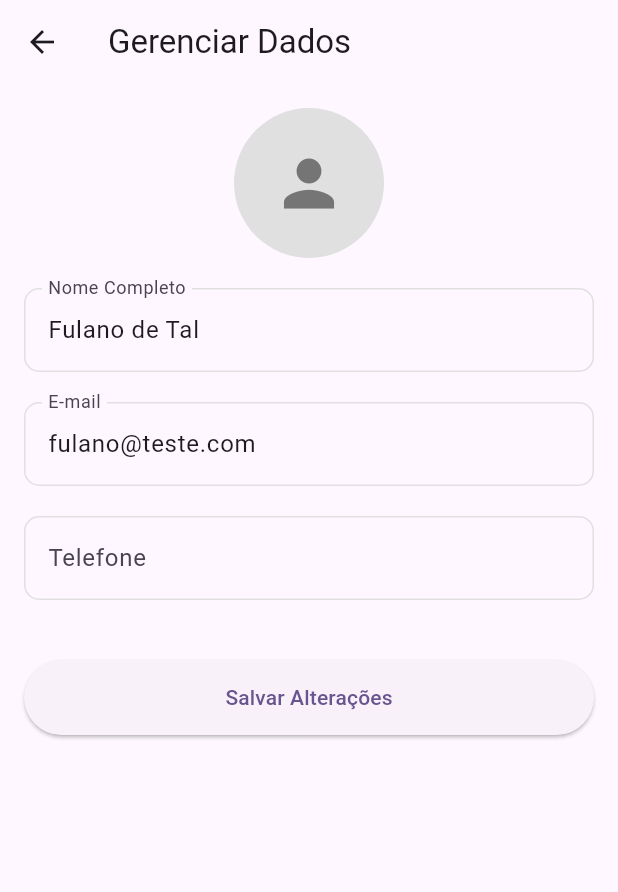
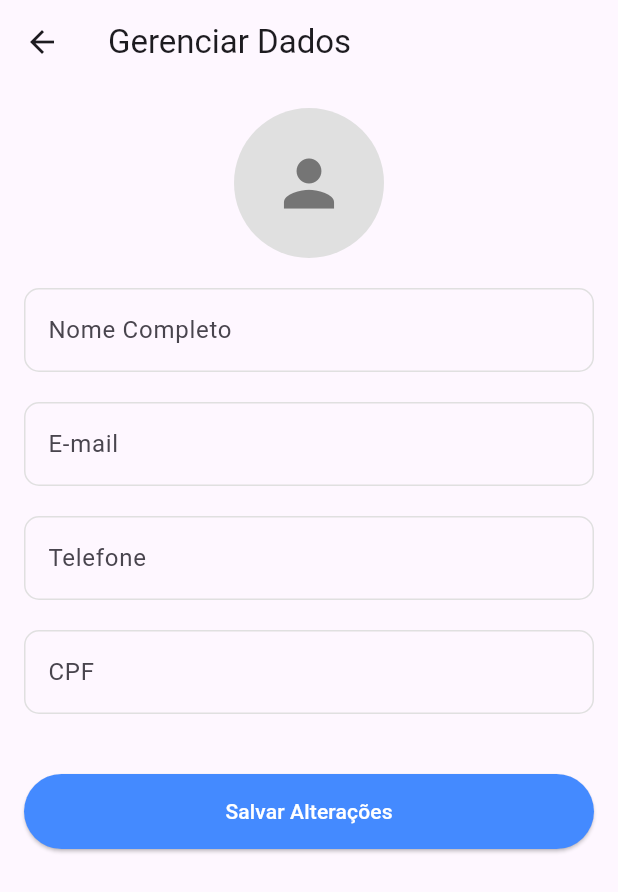
Before and after one commit to MiguelPevidor/donate-front-end, a Flutter app: the MapaPage screen opened by its route, in the side drawer, after a tap on "Gerenciar meus dados", on a phone screen of 412 x 824 dp. Shown: the top 892 px of the screen. Run offline on Flutter 3.47's test engine with Material 3 defaults, Android fonts, the phone set to English and light mode, and no system bars; our stand-ins replace flutter_secure_storage, geocoding, google_maps_flutter, jwt_decoder; accounts and stored records are empty; network calls fail.

Commit message:
Gerenciar dados e logout

```diff
--- a/lib/components/menuLateral.dart
+++ b/lib/components/menuLateral.dart
@@ -1,30 +1,89 @@
 import 'package:flutter/material.dart';
-import '../view/EditarDadosPage.dart'; // Importação da tela de edição
+import 'package:flutter_secure_storage/flutter_secure_storage.dart';
+import 'package:donate/view/EditarDadosPage.dart';
+import 'package:donate/controllers/LoginController.dart';
+import 'package:donate/services/AuthService.dart';
 
-class MenuLateral extends StatelessWidget {
+class MenuLateral extends StatefulWidget {
+  @override
+  _MenuLateralState createState() => _MenuLateralState();
+}
+
+class _MenuLateralState extends State<MenuLateral> {
+  final LoginController _loginController = LoginController();
+  final AuthService _authService = AuthService();
+  final _storage = const FlutterSecureStorage();
+
+  // Variáveis para exibir no cabeçalho
+  String _nomeUsuario = "Carregando...";
+  String _emailUsuario = "...";
+
+  @override
+  void initState() {
+    super.initState();
+    _carregarDadosUsuario();
+  }
+
+  Future<void> _carregarDadosUsuario() async {
+    try {
+      // 1. Recupera o Token e o ID salvos no login
+      String? token = await _storage.read(key: 'token');
+      String? userId = await _storage.read(key: 'userId'); // Certifique-se que salvou 'userId' no LoginController
+
+      if (token != null && userId != null) {
+        // 2. Chama a API para pegar os dados frescos
+        final dados = await _authService.getUsuario(userId, token);
+
+        // 3. Atualiza a tela (setState)
+        if (mounted) {
+          setState(() {
+            // O backend retorna: { "login": "...", "email": "...", ... }
+            _nomeUsuario = dados['login'] ?? "Usuário";
+            _emailUsuario = dados['email'] ?? "Sem email";
+          });
+        }
+      } else {
+        setState(() {
+          _nomeUsuario = "Usuário Deslogado";
+          _emailUsuario = "";
+        });
+      }
+    } catch (e) {
+      print("Erro ao carregar usuário no menu: $e");
+      if (mounted) {
+        setState(() {
+          _nomeUsuario = "Erro ao carregar";
+        });
+      }
+    }
+  }
+
   @override
   Widget build(BuildContext context) {
     return Drawer(
       child: ListView(
         padding: EdgeInsets.zero,
         children: <Widget>[
-          // Cabeçalho do Menu (Dados do Usuário Mockados por enquanto)
+          // Cabeçalho com dados dinâmicos
           UserAccountsDrawerHeader(
-            accountName: Text("Usuário Teste"),
-            accountEmail: Text("teste@donate.com"),
+            accountName: Text(_nomeUsuario),
+            accountEmail: Text(_emailUsuario),
             currentAccountPicture: CircleAvatar(
               backgroundColor: Colors.white,
-              child: Text("U", style: TextStyle(fontSize: 40.0)),
+              child: Text(
+                _nomeUsuario.isNotEmpty ? _nomeUsuario[0].toUpperCase() : "U",
+                style: TextStyle(fontSize: 40.0),
+              ),
             ),
             decoration: BoxDecoration(color: Colors.blue),
           ),
 
-          // Item de Menu: Editar Dados
+          // Item: Gerenciar Dados
           ListTile(
             leading: Icon(Icons.edit),
             title: Text('Gerenciar meus dados'),
             onTap: () {
-              Navigator.pop(context); // Fecha o menu
+              Navigator.pop(context);
               Navigator.push(
                 context,
                 MaterialPageRoute(builder: (context) => EditarDadosPage()),
@@ -32,13 +91,12 @@ class MenuLateral extends StatelessWidget {
             },
           ),
 
-          // Item de Menu: Sair
+          // Item: Sair
           ListTile(
             leading: Icon(Icons.exit_to_app, color: Colors.red),
             title: Text('Sair', style: TextStyle(color: Colors.red)),
             onTap: () {
-              Navigator.pop(context);
-              // Adicione sua lógica de logout aqui futuramente
+              _loginController.logout(context);
             },
           ),
         ],
--- /dev/null
+++ b/lib/controllers/EditarDadosController.dart
@@ -0,0 +1,116 @@
+import 'package:flutter/material.dart';
+import 'package:flutter_secure_storage/flutter_secure_storage.dart';
+import 'package:jwt_decoder/jwt_decoder.dart';
+import '../services/GerenciarDadosService.dart';
+import '../model/Doador.dart';
+import '../model/Instituicao.dart';
+
+class EditarDadosController {
+  final GerenciarDadosService _service = GerenciarDadosService();
+  final _storage = const FlutterSecureStorage();
+
+  // Controladores de texto
+  final nomeController = TextEditingController();
+  final emailController = TextEditingController();
+  final telefoneController = TextEditingController();
+  final extraController = TextEditingController(); // CPF (Doador) ou Missão (Instituição)
+  final documentoController = TextEditingController(); // CNPJ (Instituição)
+
+  ValueNotifier<bool> isLoading = ValueNotifier<bool>(true);
+  String? userId;
+  String? userRole;
+
+  // Guardar objetos originais para manter dados não editáveis (como login)
+  Doador? _doadorAtual;
+  Instituicao? _instituicaoAtual;
+
+  Future<void> carregarDados(BuildContext context) async {
+    isLoading.value = true;
+    try {
+      String? token = await _storage.read(key: 'token');
+      if (token == null) throw Exception("Token não encontrado");
+
+      Map<String, dynamic> decodedToken = JwtDecoder.decode(token);
+
+      // Ajuste aqui conforme a chave que você usa no Backend para o ID
+      userId = decodedToken['id'] ?? decodedToken['userId'] ?? decodedToken['sub'];
+      userRole = decodedToken['role']; // 'DOADOR' ou 'INSTITUICAO' (verifique se é maiúsculo ou minúsculo no token)
+
+      if (userId == null) throw Exception("ID do usuário não encontrado no token");
+
+      // Normalizando a role para comparação (maiúsculo)
+      String roleUpper = userRole?.toUpperCase() ?? '';
+
+      if (roleUpper == 'DOADOR' || roleUpper == 'ROLE_DOADOR') {
+        _doadorAtual = await _service.buscarDoador(userId!);
+        nomeController.text = _doadorAtual!.nome;
+        emailController.text = _doadorAtual!.email;
+        telefoneController.text = _doadorAtual!.telefone;
+        extraController.text = _doadorAtual!.cpf; // Usando extra para CPF
+      }
+      else if (roleUpper == 'INSTITUICAO' || roleUpper == 'ROLE_INSTITUICAO') {
+        _instituicaoAtual = await _service.buscarInstituicao(userId!);
+        nomeController.text = _instituicaoAtual!.nomeInstituicao;
+        emailController.text = _instituicaoAtual!.email;
+        telefoneController.text = _instituicaoAtual!.telefone;
+        extraController.text = _instituicaoAtual!.missao; // Usando extra para Missão
+        documentoController.text = _instituicaoAtual!.cnpj;
+      }
+
+    } catch (e) {
+      ScaffoldMessenger.of(context).showSnackBar(
+        SnackBar(content: Text("Erro ao carregar dados: $e"), backgroundColor: Colors.red),
+      );
+    } finally {
+      isLoading.value = false;
+    }
+  }
+
+  Future<void> salvarDados(BuildContext context) async {
+    if (userId == null) return;
+    isLoading.value = true;
+
+    try {
+      String roleUpper = userRole?.toUpperCase() ?? '';
+
+      if (roleUpper.contains('DOADOR')) {
+        // Monta objeto atualizado mantendo o que não mudou (login, senha null)
+        Doador doadorEditado = Doador(
+          id: userId,
+          nome: nomeController.text,
+          email: emailController.text,
+          telefone: telefoneController.text,
+          cpf: extraController.text, // CPF
+          login: _doadorAtual?.login ?? '', // Login geralmente não muda na edição simples
+          senha: null, // Não enviamos senha se não for alterar
+        );
+        await _service.atualizarDoador(userId!, doadorEditado);
+      }
+      else if (roleUpper.contains('INSTITUICAO')) {
+        Instituicao instituicaoEditada = Instituicao(
+          id: userId,
+          nomeInstituicao: nomeController.text,
+          email: emailController.text,
+          telefone: telefoneController.text,
+          missao: extraController.text, // Missão
+          cnpj: documentoController.text, // CNPJ
+          login: _instituicaoAtual?.login ?? '',
+          senha: null,
+        );
+        await _service.atualizarInstituicao(userId!, instituicaoEditada);
+      }
+
+      ScaffoldMessenger.of(context).showSnackBar(
+        SnackBar(content: Text("Dados atualizados com sucesso!"), backgroundColor: Colors.green),
+      );
+      Navigator.pop(context); // Volta para a tela anterior
+
+    } catch (e) {
+      ScaffoldMessenger.of(context).showSnackBar(
+        SnackBar(content: Text("Erro ao salvar: $e"), backgroundColor: Colors.red),
+      );
+    } finally {
+      isLoading.value = false;
+    }
+  }
+}
--- a/lib/controllers/MapaController.dart
+++ b/lib/controllers/MapaController.dart
@@ -1,4 +1,5 @@
 import 'dart:convert';
+import 'package:donate/util/Constants.dart';
 import 'package:flutter/material.dart';
 import 'package:google_maps_flutter/google_maps_flutter.dart';
 import 'package:http/http.dart' as http;
@@ -6,8 +7,6 @@ import '../model/PontoDeColeta.dart';
 import '../util/GeradorBitmapDescriptor.dart';
 
 class MapaController extends ChangeNotifier {
-  // Configurado para Chrome/Web na porta 5020
-  final String baseUrl = 'http://localhost:5020';
 
   late GoogleMapController mapController;
   Set<Marker>? markers = {};
@@ -23,7 +22,7 @@ class MapaController extends ChangeNotifier {
 
   Future<void> buscarPontosDeColeta() async {
     try {
-      final uri = Uri.parse('$baseUrl/api/pontos-de-coleta/listar-todos');
+      final uri = Uri.parse('${Constants.baseUrl}/pontos-de-coleta/listar-todos');
       final response = await http.get(uri);
 
       if (response.statusCode == 200) {
--- a/lib/model/Doador.dart
+++ b/lib/model/Doador.dart
@@ -1,6 +1,6 @@
 class Doador {
 
-  final int? id;
+  final String? id;
   final String nome;
   final String cpf;
   final String telefone;
--- a/lib/model/Instituicao.dart
+++ b/lib/model/Instituicao.dart
@@ -1,5 +1,5 @@
 class Instituicao {
-  final int? id; // Nullable
+  final String? id; // Nullable
   final String nomeInstituicao;
   final String missao;
   final String cnpj;
--- a/lib/services/AuthService.dart
+++ b/lib/services/AuthService.dart
@@ -32,4 +32,23 @@ class AuthService {
       rethrow; // Passa o erro para o Controller tratar
     }
   }
+
+
+  Future<Map<String, dynamic>> getUsuario(String id, String token) async {
+    final url = Uri.parse('${Constants.baseUrl}/usuarios/$id');
+
+    final response = await http.get(
+      url,
+      headers: {
+        "Content-Type": "application/json",
+        "Authorization": "Bearer $token", // Envia o token para autenticação
+      },
+    );
+
+    if (response.statusCode == 200) {
+      return jsonDecode(response.body); // Retorna { "id":..., "login":..., "email":... }
+    } else {
+      throw Exception("Falha ao carregar dados do usuário");
+    }
+  }
 }
--- a/lib/view/EditarDadosPage.dart
+++ b/lib/view/EditarDadosPage.dart
@@ -1,5 +1,6 @@
 import 'package:flutter/material.dart';
 import '../components/MyTextField.dart';
+import '../controllers/EditarDadosController.dart';
 
 class EditarDadosPage extends StatefulWidget {
   @override
@@ -7,16 +8,13 @@ class EditarDadosPage extends StatefulWidget {
 }
 
 class _EditarDadosPageState extends State<EditarDadosPage> {
-  final _nomeController = TextEditingController();
-  final _emailController = TextEditingController();
-  final _telefoneController = TextEditingController();
+  final EditarDadosController _controller = EditarDadosController();
 
   @override
   void initState() {
     super.initState();
-    // Dados simulados
-    _nomeController.text = "Fulano de Tal";
-    _emailController.text = "fulano@teste.com";
+    // Carrega os dados assim que a tela abre
+    _controller.carregarDados(context);
   }
 
   @override
@@ -25,7 +23,18 @@ class _EditarDadosPageState extends State<EditarDadosPage> {
       appBar: AppBar(
         title: Text("Gerenciar Dados"),
       ),
-      body: SingleChildScrollView(
+      body: ValueListenableBuilder<bool>(
+        valueListenable: _controller.isLoading,
+        builder: (context, isLoading, child) {
+          if (isLoading) {
+            return Center(child: CircularProgressIndicator());
+          }
+
+          // Define rótulos baseados no tipo de usuário
+          bool isInstituicao = _controller.userRole?.toUpperCase().contains('INSTITUICAO') ?? false;
+          String labelExtra = isInstituicao ? 'Missão' : 'CPF';
+
+          return SingleChildScrollView(
             padding: EdgeInsets.all(16),
             child: Column(
               children: [
@@ -33,44 +42,63 @@ class _EditarDadosPageState extends State<EditarDadosPage> {
                   child: CircleAvatar(
                     radius: 50,
                     backgroundColor: Colors.grey[300],
-                child: Icon(Icons.person, size: 50, color: Colors.grey[600]),
+                    child: Icon(
+                      isInstituicao ? Icons.apartment : Icons.person,
+                      size: 50,
+                      color: Colors.grey[600]
+                    ),
                   ),
                 ),
                 SizedBox(height: 20),
 
                 MyTextField(
-              controller: _nomeController,
-              labelText: 'Nome Completo',
+                  controller: _controller.nomeController,
+                  labelText: isInstituicao ? 'Nome da Instituição' : 'Nome Completo',
                   obscureText: false,
                 ),
 
                 MyTextField(
-              controller: _emailController,
+                  controller: _controller.emailController,
                   labelText: 'E-mail',
                   obscureText: false,
                 ),
 
                 MyTextField(
-              controller: _telefoneController,
+                  controller: _controller.telefoneController,
                   labelText: 'Telefone',
                   obscureText: false,
                 ),
 
+                // Campo Dinâmico (CPF ou Missão)
+                MyTextField(
+                  controller: _controller.extraController,
+                  labelText: labelExtra,
+                  obscureText: false,
+                ),
+
+                // Campo extra apenas para Instituição (CNPJ)
+                if (isInstituicao)
+                  MyTextField(
+                    controller: _controller.documentoController,
+                    labelText: 'CNPJ',
+                    obscureText: false,
+                    // Geralmente CNPJ não se edita, talvez queira por readOnly: true no MyTextField se suportar
+                  ),
+
                 SizedBox(height: 20),
                 ElevatedButton(
-              onPressed: () {
-                ScaffoldMessenger.of(context).showSnackBar(
-                  SnackBar(content: Text('Dados salvos com sucesso!')),
-                );
-                Navigator.pop(context);
-              },
+                  onPressed: () => _controller.salvarDados(context),
                   style: ElevatedButton.styleFrom(
                     minimumSize: Size(double.infinity, 50),
+                    backgroundColor: Colors.blueAccent,
+                    foregroundColor: Colors.white,
                   ),
                   child: Text("Salvar Alterações"),
                 ),
               ],
             ),
+          );
+        },
       ),
     );
   }
```
Also changed, not shown: lib/controllers/LoginController.dart (+16 -0 lines), lib/services/GerenciarDadosService.dart (added, +69 -0 lines). Lines whose indentation alone changed are shown as unchanged.
